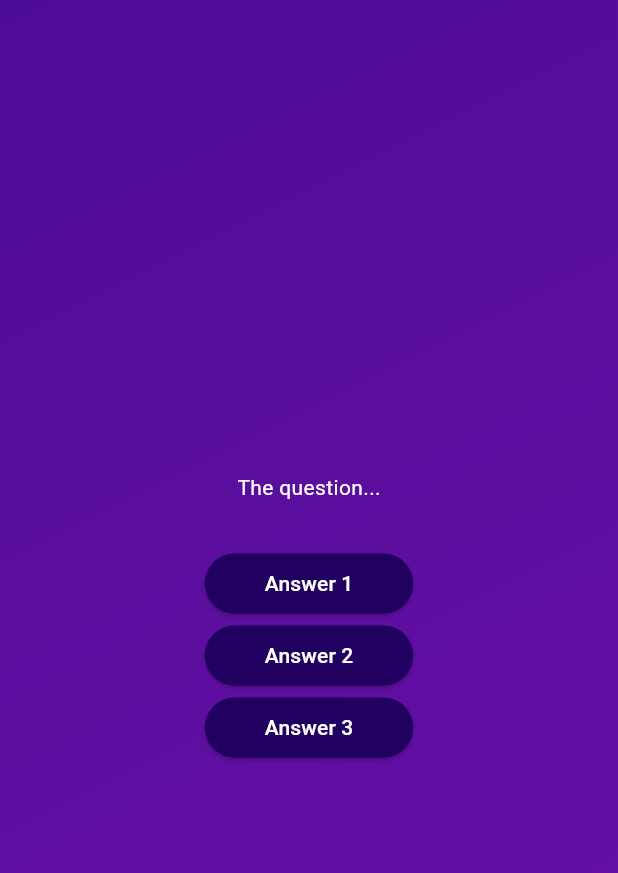
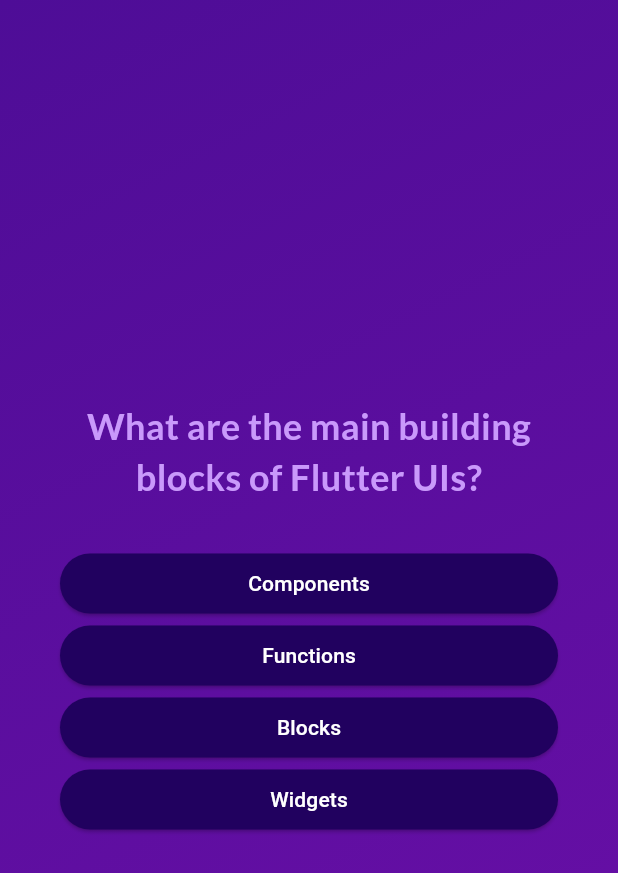
Before and after one commit to AmrShams9/Flutter_Projects, a Flutter app: the screen it shows after launch, after a tap on "Start Quiz", on a phone screen of 412 x 824 dp. Shown: the top 873 px of the screen. Run offline on Flutter 3.47's test engine with Material 3 defaults, Android fonts, the phone set to English and light mode, and no system bars; our stand-ins replace google_fonts.

```diff
--- a/quizz_app/lib/models/quiz_questions.dart
+++ b/quizz_app/lib/models/quiz_questions.dart
@@ -3,4 +3,10 @@ class QuizQuestion {
 
   final String text;
   final List<String> answers;
+
+  List<String> get shuffledAnswers {
+    final shuffledList = List.of(answers);
+    shuffledList.shuffle();
+    return shuffledList;
+  }
 }
--- a/quizz_app/lib/questions_screen.dart
+++ b/quizz_app/lib/questions_screen.dart
@@ -1,9 +1,16 @@
 import 'package:flutter/material.dart';
+import 'package:google_fonts/google_fonts.dart';
 
 import 'package:quizz_app/answer_button.dart';
+import 'package:quizz_app/data/questions.dart';
 
 class QuestionsScreen extends StatefulWidget {
-  const QuestionsScreen({super.key});
+  const QuestionsScreen({
+    super.key,
+    required this.onSelectAnswer,
+  });
+
+  final void Function(String answer) onSelectAnswer;
 
   @override
   State<QuestionsScreen> createState() {
@@ -12,33 +19,49 @@ class QuestionsScreen extends StatefulWidget {
 }
 
 class _QuestionsScreenState extends State<QuestionsScreen> {
+  var currentQuestionIndex = 0;
+
+  void answerQuestion(String selectedAnswer) {
+    widget.onSelectAnswer(selectedAnswer);
+    // currentQuestionIndex = currentQuestionIndex + 1;
+    // currentQuestionIndex += 1;
+    setState(() {
+      currentQuestionIndex++; // increments the value by 1
+    });
+  }
+
   @override
   Widget build(context) {
+    final currentQuestion = questions[currentQuestionIndex];
+
     return SizedBox(
       width: double.infinity,
+      child: Container(
+        margin: const EdgeInsets.all(40),
         child: Column(
           mainAxisAlignment: MainAxisAlignment.center,
+          crossAxisAlignment: CrossAxisAlignment.stretch,
           children: [
-          const Text(
-            'The question...',
-            style: TextStyle(
-              color: Colors.white,
+            Text(
+              currentQuestion.text,
+              style: GoogleFonts.lato(
+                color: const Color.fromARGB(255, 201, 153, 251),
+                fontSize: 24,
+                fontWeight: FontWeight.bold,
               ),
+              textAlign: TextAlign.center,
             ),
             const SizedBox(height: 30),
-          AnswerButton(
-            answerText: 'Answer 1',
-            onTap: () {},
+            ...currentQuestion.shuffledAnswers.map((answer) {
+              return AnswerButton(
+                answerText: answer,
+                onTap: () {
+                  answerQuestion(answer);
+                },
+              );
+            })
+          ],
         ),
-          AnswerButton(
-            answerText: 'Answer 2',
-            onTap: () {},
-          ),
-          AnswerButton(
-            answerText: 'Answer 3',
-            onTap: () {},
-          ),
-        ],
       ),
     );
   }
--- a/quizz_app/lib/quiz.dart
+++ b/quizz_app/lib/quiz.dart
@@ -2,6 +2,8 @@ import 'package:flutter/material.dart';
 
 import 'package:quizz_app/start_screen.dart';
 import 'package:quizz_app/questions_screen.dart';
+import 'package:quizz_app/data/questions.dart';
+import 'package:quizz_app/results_screen.dart';
 
 class Quiz extends StatefulWidget {
   const Quiz({super.key});
@@ -13,20 +15,46 @@ class Quiz extends StatefulWidget {
 }
 
 class _QuizState extends State<Quiz> {
-  var activeScreen = 'start-screen';
+  final List<String> _selectedAnswers = [];
+  var _activeScreen = 'start-screen';
 
-  void switchScreen() {
+  void _switchScreen() {
     setState(() {
-      activeScreen = 'questions-screen';
+      _activeScreen = 'questions-screen';
+    });
+  }
+
+  void _chooseAnswer(String answer) {
+    _selectedAnswers.add(answer);
+
+    if (_selectedAnswers.length == questions.length) {
+      setState(() {
+        _activeScreen = 'results-screen';
+      });
+    }
+  }
+
+  void restartQuiz() {
+    setState(() {
+      _activeScreen = 'questions-screen';
     });
   }
 
   @override
   Widget build(context) {
-    Widget screenWidget = StartScreen(switchScreen);
+    Widget screenWidget = StartScreen(_switchScreen);
 
-    if (activeScreen == 'questions-screen') {
-      screenWidget = const QuestionsScreen();
+    if (_activeScreen == 'questions-screen') {
+      screenWidget = QuestionsScreen(
+        onSelectAnswer: _chooseAnswer,
+      );
+    }
+
+    if (_activeScreen == 'results-screen') {
+      screenWidget = ResultsScreen(
+        chosenAnswers: _selectedAnswers,
+        onRestart: restartQuiz,
+      );
     }
 
     return MaterialApp(
--- a/quizz_app/lib/start_screen.dart
+++ b/quizz_app/lib/start_screen.dart
@@ -1,4 +1,5 @@
 import 'package:flutter/material.dart';
+import 'package:google_fonts/google_fonts.dart';
 
 class StartScreen extends StatelessWidget {
   const StartScreen(this.startQuiz, {super.key});
@@ -24,10 +25,10 @@ class StartScreen extends StatelessWidget {
           //   ),
           // ),
           const SizedBox(height: 80),
-          const Text(
+          Text(
             'Learn Flutter the fun way!',
-            style: TextStyle(
-              color: Color.fromARGB(255, 237, 223, 252),
+            style: GoogleFonts.lato(
+              color: const Color.fromARGB(255, 237, 223, 252),
               fontSize: 24,
             ),
           ),
```
Also changed, not shown: quizz_app/lib/questions_summary/question_identifier.dart (added, +35 -0 lines), quizz_app/lib/questions_summary/questions_summary.dart (added, +25 -0 lines), quizz_app/lib/questions_summary/summary_item.dart (added, +58 -0 lines), quizz_app/lib/results_screen.dart (added, +79 -0 lines), quizz_app/pubspec.yaml (+10 -7 lines), quizz_app/pubspec.lock, 1 other file. Lines whose indentation alone changed are shown as unchanged.
